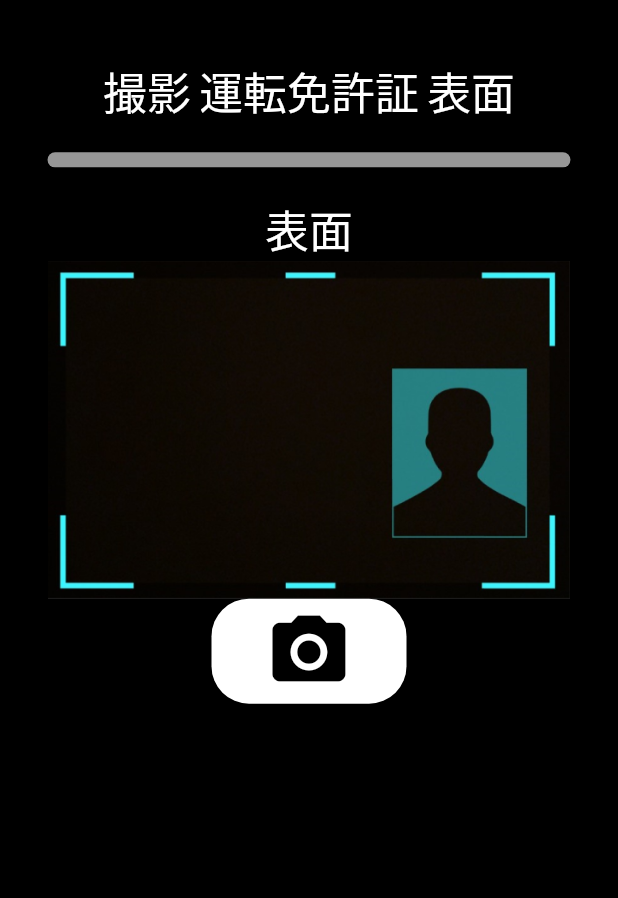
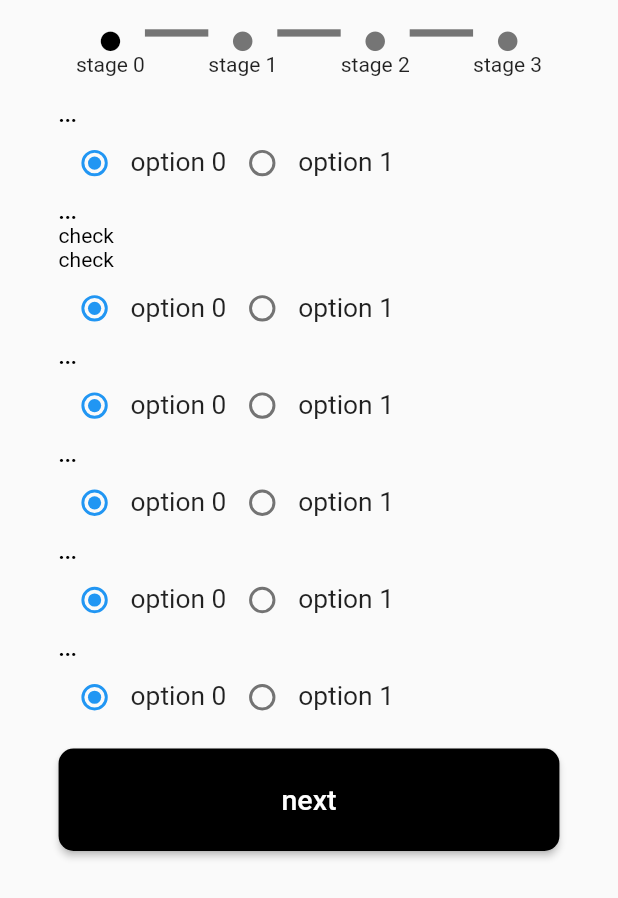
Before and after one commit to hello-world-was-taken/upwork-hassan, a Flutter app: the screen it shows after launch, on a phone screen of 412 x 824 dp. Shown: the top 898 px of the screen. Run offline on Flutter 3.47's test engine with Material 2 defaults, Android fonts, the phone set to English and light mode, and no system bars; our stand-ins replace camera, flutter_screenutil; Roboto replaces fonts that are missing (MsGothic).

Commit message:
add onboarding

```diff
--- /dev/null
+++ b/lib/features/pages/presentation/onboarding.dart
@@ -0,0 +1,243 @@
+import 'package:flutter/material.dart';
+import 'package:flutter_screenutil/flutter_screenutil.dart';
+import 'package:upwork_hassan/features/pages/presentation/widgets/action_button.dart';
+import 'package:upwork_hassan/features/pages/presentation/widgets/round_bullet_text.dart';
+
+class OnBoarding extends StatefulWidget {
+  const OnBoarding({super.key});
+
+  @override
+  State<OnBoarding> createState() => _OnBoardingState();
+}
+
+class _OnBoardingState extends State<OnBoarding> {
+  int stage = 0;
+
+  void incrementStage() {
+    setState(() {
+      stage = stage + 1;
+    });
+  }
+
+  void decrementStage() {
+    setState(() {
+      stage = stage - 1;
+    });
+  }
+
+  @override
+  Widget build(BuildContext context) {
+    var _pages = [
+      FirstStepPage(),
+      SecondStepPage(next: incrementStage),
+      ThirdStepPage(next: incrementStage),
+      FourthStepPage(next: incrementStage)
+    ];
+
+    return SafeArea(
+      child: Scaffold(
+        body: Container(
+          padding: EdgeInsets.symmetric(horizontal: 40.h, vertical: 10.h),
+          child: Column(
+            children: [
+              SizedBox(
+                height: 10.h,
+              ),
+              ProgressIndicator(stage: stage),
+              _pages[stage],
+              stage > 0
+                  ? ActionButton(
+                      onPressed: () {
+                        decrementStage();
+                      },
+                      text: 'prev',
+                    )
+                  : SizedBox.shrink(),
+              ActionButton(
+                onPressed: () {
+                  incrementStage();
+                },
+                text: 'next',
+              ),
+            ],
+          ),
+        ),
+      ),
+    );
+  }
+}
+
+class ProgressIndicator extends StatelessWidget {
+  final int stage;
+  const ProgressIndicator({super.key, required this.stage});
+
+  @override
+  Widget build(BuildContext context) {
+    return Container(
+      height: 50.h,
+      child: ListView.builder(
+        itemCount: 4,
+        shrinkWrap: true,
+        scrollDirection: Axis.horizontal,
+        itemBuilder: (BuildContext context, int index) {
+          return Row(
+            crossAxisAlignment: CrossAxisAlignment.start,
+            children: [
+              Column(
+                mainAxisAlignment: MainAxisAlignment.start,
+                children: [
+                  Icon(
+                    stage <= index ? Icons.circle : Icons.check,
+                    color: stage < index ? Color(0XFF757575) : Colors.black,
+                    size: 16.r,
+                  ),
+                  Text("stage $index")
+                ],
+              ),
+              index < 3
+                  ? Container(
+                      height: 5.h,
+                      width: 40.w,
+                      color:
+                          stage - 1 < index ? Color(0XFF757575) : Colors.black,
+                    )
+                  : SizedBox.shrink()
+            ],
+          );
+        },
+      ),
+    );
+  }
+}
+
+class FirstStepPage extends StatelessWidget {
+  const FirstStepPage({super.key});
+
+  @override
+  Widget build(BuildContext context) {
+    return Flexible(
+      child: ListView(
+        shrinkWrap: true,
+        children: [
+          Column(
+            children: [
+              CustomCard(title: "...", options: ["option 0", "option 1"]),
+              CustomCard(
+                title: "...",
+                subtitle: "check \ncheck",
+                options: ["option 0", "option 1"],
+              ),
+              CustomCard(title: "...", options: ["option 0", "option 1"]),
+              CustomCard(title: "...", options: ["option 0", "option 1"]),
+              CustomCard(title: "...", options: ["option 0", "option 1"]),
+              CustomCard(title: "...", options: ["option 0", "option 1"]),
+            ],
+          ),
+        ],
+      ),
+    );
+  }
+}
+
+class SecondStepPage extends StatelessWidget {
+  final next;
+  const SecondStepPage({super.key, required this.next});
+
+  @override
+  Widget build(BuildContext context) {
+    return const Placeholder();
+  }
+}
+
+class ThirdStepPage extends StatelessWidget {
+  final next;
+  const ThirdStepPage({super.key, required this.next});
+
+  @override
+  Widget build(BuildContext context) {
+    return const Placeholder();
+  }
+}
+
+class FourthStepPage extends StatelessWidget {
+  final next;
+  const FourthStepPage({super.key, required this.next});
+
+  @override
+  Widget build(BuildContext context) {
+    return const Placeholder();
+  }
+}
+
+class CustomCard extends StatefulWidget {
+  final title;
+  final subtitle;
+  final options;
+  const CustomCard({
+    super.key,
+    required this.title,
+    this.subtitle,
+    required this.options,
+  });
+
+  @override
+  State<CustomCard> createState() => _CustomeCardState();
+}
+
+class _CustomeCardState extends State<CustomCard> {
+  int selectedOption = 0;
+  @override
+  Widget build(BuildContext context) {
+    return Column(
+      crossAxisAlignment: CrossAxisAlignment.start,
+      children: [
+        Text(
+          widget.title,
+          textAlign: TextAlign.right,
+          style: TextStyle(
+            color: Colors.black,
+            fontWeight: FontWeight.bold,
+          ),
+        ),
+        widget.subtitle != null
+            ? Text(
+                widget.subtitle,
+                style: TextStyle(
+                  color: Colors.black,
+                ),
+              )
+            : const SizedBox.shrink(),
+        Container(
+          height: 50.h,
+          alignment: Alignment.topCenter,
+          child: ListView.builder(
+            itemCount: widget.options.length,
+            scrollDirection: Axis.horizontal,
+            itemBuilder: (BuildContext context, int index) {
+              return Row(
+                children: <Widget>[
+                  Transform.scale(
+                    scale: 1.0.r,
+                    child: Radio(
+                      value: index,
+                      groupValue: selectedOption,
+                      onChanged: (value) {
+                        setState(() {
+                          selectedOption = value as int;
+                        });
+                      },
+                    ),
+                  ),
+                  Text(
+                    widget.options[index],
+                    style: TextStyle(fontSize: 18.h),
+                  ),
+                ],
+              );
+            },
+          ),
+        )
+      ],
+    );
+  }
+}
--- a/lib/features/pages/presentation/usage_demo.dart
+++ b/lib/features/pages/presentation/usage_demo.dart
@@ -67,10 +67,12 @@ class UsageDemo extends StatelessWidget {
                     );
                   },
                   style: ButtonStyle(
-                    backgroundColor: MaterialStateProperty.all<Color>(Colors.white),
+                    backgroundColor:
+                        MaterialStateProperty.all<Color>(Colors.white),
                     shape: MaterialStateProperty.all<RoundedRectangleBorder>(
                       RoundedRectangleBorder(
-                        borderRadius: BorderRadius.circular(25.h), // Set the border radius
+                        borderRadius: BorderRadius.circular(
+                            25.h), // Set the border radius
                       ),
                     ),
                   ),
@@ -79,7 +81,7 @@ class UsageDemo extends StatelessWidget {
                     textAlign: TextAlign.center,
                     style: TextStyle(
                       color: Colors.black,
-                      fontSize: 18.sp,
+                      fontSize: 24.sp,
                       fontWeight: FontWeight.bold,
                     ),
                   ),
--- a/lib/main.dart
+++ b/lib/main.dart
@@ -1,11 +1,15 @@
+import 'package:camera/camera.dart';
 import 'package:flutter/material.dart';
 import 'package:flutter_screenutil/flutter_screenutil.dart';
+import 'package:upwork_hassan/features/pages/presentation/agreement.dart';
 import 'package:upwork_hassan/features/pages/presentation/camera_overlay.dart';
+import 'package:upwork_hassan/features/pages/presentation/camera_page.dart';
+import 'package:upwork_hassan/features/pages/presentation/onboarding.dart';
 import 'package:upwork_hassan/features/pages/presentation/terms_and_conditions.dart';
 import 'package:upwork_hassan/features/pages/presentation/usage_demo.dart';
 
-void main() {
-  runApp(const MyApp());
+void main() async {
+  runApp(MyApp());
 }
 
 class MyApp extends StatelessWidget {
@@ -14,12 +18,14 @@ class MyApp extends StatelessWidget {
   // This widget is the root of your application.
   @override
   Widget build(BuildContext context) {
+    WidgetsFlutterBinding.ensureInitialized();
     return ScreenUtilInit(
       designSize: Size(390, 844),
       child: MaterialApp(
-          debugShowCheckedModeBanner: false,
-          theme: ThemeData(fontFamily: 'MsGothic'),
-          home: CameraOverlay()),
+        debugShowCheckedModeBanner: false,
+        theme: ThemeData(fontFamily: 'MsGothic'),
+        home: OnBoarding(),
+      ),
     );
   }
 }
```
